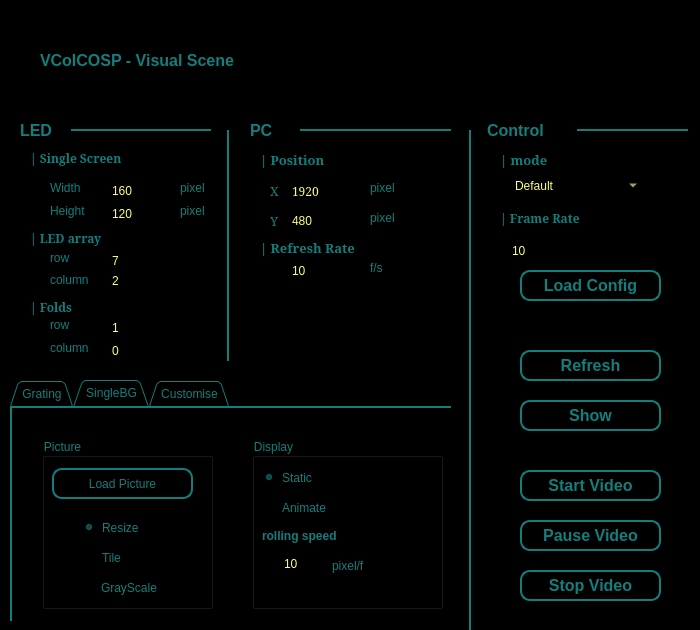
Qt form viewers/vscene.ui (XuelongSun/VColCOSP_GUI) before a commit.
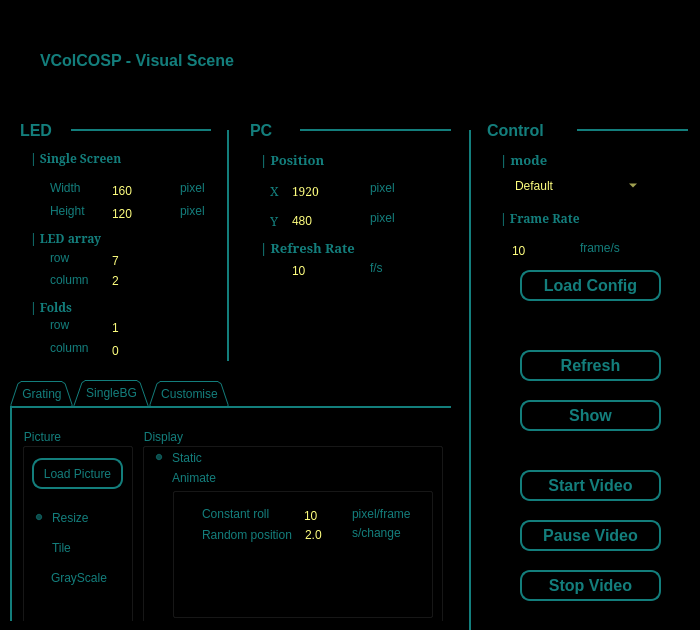
The same form after that commit. Icons and pictures are not drawn.

Commit message: vscene-added random positioned animation.

What changed in the file:
```diff
--- a/viewers/vscene.ui
+++ b/viewers/vscene.ui
@@ -1022,10 +1022,10 @@
     <widget class="QGroupBox" name="groupBox_6">
      <property name="geometry">
       <rect>
-       <x>240</x>
-       <y>30</y>
-       <width>191</width>
-       <height>171</height>
+       <x>130</x>
+       <y>20</y>
+       <width>301</width>
+       <height>201</height>
       </rect>
      </property>
      <property name="title">
@@ -1035,7 +1035,7 @@
       <property name="geometry">
        <rect>
         <x>10</x>
-        <y>30</y>
+        <y>20</y>
         <width>61</width>
         <height>19</height>
        </rect>
@@ -1051,8 +1051,8 @@
       <property name="geometry">
        <rect>
         <x>10</x>
-        <y>60</y>
-        <width>81</width>
+        <y>40</y>
+        <width>71</width>
         <height>19</height>
        </rect>
       </property>
@@ -1060,15 +1060,46 @@
        <string>Animate</string>
       </property>
      </widget>
-     <widget class="QSpinBox" name="spinBox_led_v_r_speed">
+     <widget class="QGroupBox" name="groupBox">
       <property name="geometry">
        <rect>
         <x>30</x>
-        <y>110</y>
+        <y>59</y>
+        <width>261</width>
+        <height>131</height>
+       </rect>
+      </property>
+      <property name="title">
+       <string/>
+      </property>
+      <widget class="QRadioButton" name="rb_c_roll">
+       <property name="geometry">
+        <rect>
+         <x>10</x>
+         <y>19</y>
+         <width>111</width>
+         <height>16</height>
+        </rect>
+       </property>
+       <property name="contextMenuPolicy">
+        <enum>Qt::NoContextMenu</enum>
+       </property>
+       <property name="text">
+        <string>Constant roll</string>
+       </property>
+      </widget>
+      <widget class="QSpinBox" name="sb_led_v_r_speed">
+       <property name="geometry">
+        <rect>
+         <x>130</x>
+         <y>19</y>
         <width>41</width>
-        <height>31</height>
-       </rect>
-      </property>
+         <height>20</height>
+        </rect>
+       </property>
+       <property name="contextMenuPolicy">
+        <enum>Qt::NoContextMenu</enum>
+       </property>
       <property name="styleSheet">
        <string notr="true">border: 2px soild rgb(19, 126, 124);
 color: rgb(255, 255, 127);
@@ -1087,46 +1118,84 @@
        <number>10</number>
       </property>
      </widget>
-     <widget class="QLabel" name="label_24">
-      <property name="geometry">
-       <rect>
-        <x>10</x>
-        <y>90</y>
-        <width>91</width>
-        <height>16</height>
-       </rect>
-      </property>
-      <property name="font">
-       <font>
-        <weight>75</weight>
-        <bold>true</bold>
-       </font>
-      </property>
-      <property name="text">
-       <string>rolling speed</string>
-      </property>
-     </widget>
      <widget class="QLabel" name="label_25">
       <property name="geometry">
        <rect>
-        <x>80</x>
-        <y>120</y>
+         <x>180</x>
+         <y>19</y>
+         <width>71</width>
+         <height>16</height>
+        </rect>
+       </property>
+       <property name="contextMenuPolicy">
+        <enum>Qt::NoContextMenu</enum>
+       </property>
+       <property name="text">
+        <string>pixel/frame</string>
+       </property>
+      </widget>
+      <widget class="QRadioButton" name="rb_r_pos">
+       <property name="geometry">
+        <rect>
+         <x>10</x>
+         <y>40</y>
+         <width>111</width>
+         <height>16</height>
+        </rect>
+       </property>
+       <property name="contextMenuPolicy">
+        <enum>Qt::NoContextMenu</enum>
+       </property>
+       <property name="text">
+        <string>Random position</string>
+       </property>
+      </widget>
+      <widget class="QLabel" name="label_26">
+       <property name="geometry">
+        <rect>
+         <x>180</x>
+         <y>36</y>
+         <width>61</width>
+         <height>20</height>
+        </rect>
+       </property>
+       <property name="contextMenuPolicy">
+        <enum>Qt::NoContextMenu</enum>
+       </property>
+       <property name="text">
+        <string>s/change</string>
+       </property>
+      </widget>
+      <widget class="QDoubleSpinBox" name="sb_r_time">
+       <property name="geometry">
+        <rect>
+         <x>131</x>
+         <y>40</y>
         <width>41</width>
         <height>16</height>
        </rect>
       </property>
-      <property name="text">
-       <string>pixel/f</string>
-      </property>
+       <property name="styleSheet">
+        <string notr="true">border: 2px soild rgb(19, 126, 124);
+color: rgb(255, 255, 127);
+</string>
+       </property>
+       <property name="decimals">
+        <number>1</number>
+       </property>
+       <property name="value">
+        <double>2.000000000000000</double>
+       </property>
+      </widget>
      </widget>
     </widget>
     <widget class="QGroupBox" name="groupBox_7">
      <property name="geometry">
       <rect>
-       <x>30</x>
-       <y>30</y>
-       <width>171</width>
-       <height>171</height>
+       <x>10</x>
+       <y>20</y>
+       <width>111</width>
+       <height>201</height>
       </rect>
      </property>
      <property name="title">
@@ -1135,9 +1204,9 @@
      <widget class="QCheckBox" name="checkBox_led_v_gray">
       <property name="geometry">
        <rect>
-        <x>40</x>
+        <x>10</x>
         <y>140</y>
-        <width>101</width>
+        <width>81</width>
         <height>19</height>
        </rect>
       </property>
@@ -1150,7 +1219,7 @@
        <rect>
         <x>10</x>
         <y>30</y>
-        <width>141</width>
+        <width>91</width>
         <height>31</height>
        </rect>
       </property>
@@ -1165,7 +1234,7 @@
      <widget class="QRadioButton" name="radioButton_led_v_resize">
       <property name="geometry">
        <rect>
-        <x>40</x>
+        <x>10</x>
         <y>80</y>
         <width>81</width>
         <height>19</height>
@@ -1181,7 +1250,7 @@
      <widget class="QRadioButton" name="radioButton_led_v_tile">
       <property name="geometry">
        <rect>
-        <x>40</x>
+        <x>10</x>
         <y>110</y>
         <width>61</width>
         <height>19</height>
@@ -1447,6 +1516,19 @@
     <enum>QFrame::Raised</enum>
    </property>
   </widget>
+  <widget class="QLabel" name="label_58">
+   <property name="geometry">
+    <rect>
+     <x>580</x>
+     <y>240</y>
+     <width>61</width>
+     <height>16</height>
+    </rect>
+   </property>
+   <property name="text">
+    <string>frame/s</string>
+   </property>
+  </widget>
  </widget>
  <resources>
   <include location="../resources.qrc"/>
```
Left out of the diff: 4 changed lines with no effect on the pictures. Lines whose indentation alone changed are shown as unchanged. The commit also changes 3 other files.
